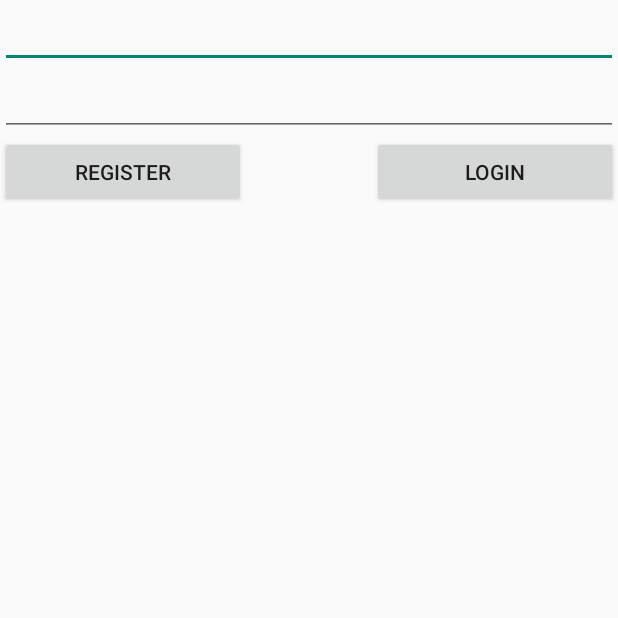
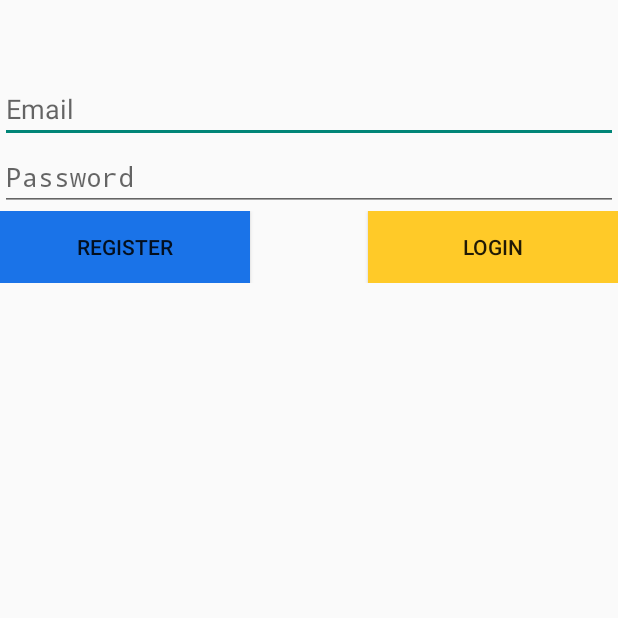
Before and after one commit to Gabyx708/TpModuloNativo_apps_moviles, an Android app built with Jetpack Compose: the screen it shows after launch (AuthActivity), on a phone screen of 412 x 824 dp, the top half of it. Run offline under Robolectric (Android 15) with nearby library versions, the phone set to English and light mode, and no system bars; our stand-ins replace Firebase (no records; nobody signed in at launch, a user with empty details on screens opened directly).

Commit message:
arreglo , ahora la aplicacion no se cae y permite un registro correctamente

```diff
--- a/app/src/main/java/com/example/tpmodulonativo/AuthActivity.kt
+++ b/app/src/main/java/com/example/tpmodulonativo/AuthActivity.kt
@@ -3,6 +3,7 @@ package com.example.tpmodulonativo
 import android.app.AlertDialog
 import android.content.Intent
 import android.os.Bundle
+import android.util.Log
 import android.widget.Button
 import android.widget.EditText
 import androidx.activity.ComponentActivity
@@ -38,8 +39,10 @@ class AuthActivity : ComponentActivity() {
                     FirebaseAuth.getInstance().createUserWithEmailAndPassword(emailText!!.text.toString(),
                         passwordText!!.text.toString()).addOnCompleteListener{
                             if(it.isSuccessful){
+                                Log.d("login success",emailText!!.text.toString())
                                 showHome(it.result?.user?.email?: "",ProviderType.BASIC)
                             }else{
+                                Log.d("login error",emailText!!.text.toString()+passwordText!!.text.toString())
                                 showAlert()
                             }
                     }
--- a/app/src/main/res/layout/activity_auth.xml
+++ b/app/src/main/res/layout/activity_auth.xml
@@ -2,6 +2,7 @@
 <LinearLayout xmlns:android="http://schemas.android.com/apk/res/android"
     android:layout_width="match_parent"
     android:layout_height="wrap_content"
+    android:layout_marginTop="50dp"
     android:orientation="vertical">
 
     <EditText
@@ -9,6 +10,7 @@
         android:layout_width="match_parent"
         android:layout_height="wrap_content"
         android:ems="10"
+        android:hint="Email"
         android:inputType="textEmailAddress" />
 
     <EditText
@@ -16,6 +18,7 @@
         android:layout_width="match_parent"
         android:layout_height="wrap_content"
         android:ems="10"
+        android:hint="Password"
         android:inputType="textPassword" />
 
     <LinearLayout
@@ -28,10 +31,11 @@
             android:layout_width="wrap_content"
             android:layout_height="wrap_content"
             android:layout_weight="1"
+            android:background="@color/google_blue"
             android:text="REGISTER" />
 
         <Space
-            android:layout_width="8dp"
+            android:layout_width="wrap_content"
             android:layout_height="match_parent"
             android:layout_weight="1" />
 
@@ -40,6 +44,7 @@
             android:layout_width="wrap_content"
             android:layout_height="wrap_content"
             android:layout_weight="1"
-            android:text="Login" />
+            android:background="@color/firebase_yellow"
+            android:text="LOGIN" />
     </LinearLayout>
 </LinearLayout>
--- a/app/src/main/res/values/colors.xml
+++ b/app/src/main/res/values/colors.xml
@@ -7,4 +7,6 @@
     <color name="teal_700">#FF018786</color>
     <color name="black">#FF000000</color>
     <color name="white">#FFFFFFFF</color>
+    <color name="firebase_yellow">#FFCA28</color>
+    <color name="google_blue">#1A73E8</color>
 </resources>
--- a/app/src/main/res/values/themes.xml
+++ b/app/src/main/res/values/themes.xml
@@ -1,5 +1,5 @@
 <?xml version="1.0" encoding="utf-8"?>
 <resources>
 
-    <style name="Theme.TpModuloNativo" parent="android:Theme.Material.Light.NoActionBar" />
+    <style name="Theme.TpModuloNativo"  parent="Theme.AppCompat.Light.DarkActionBar"/>
 </resources>
```
